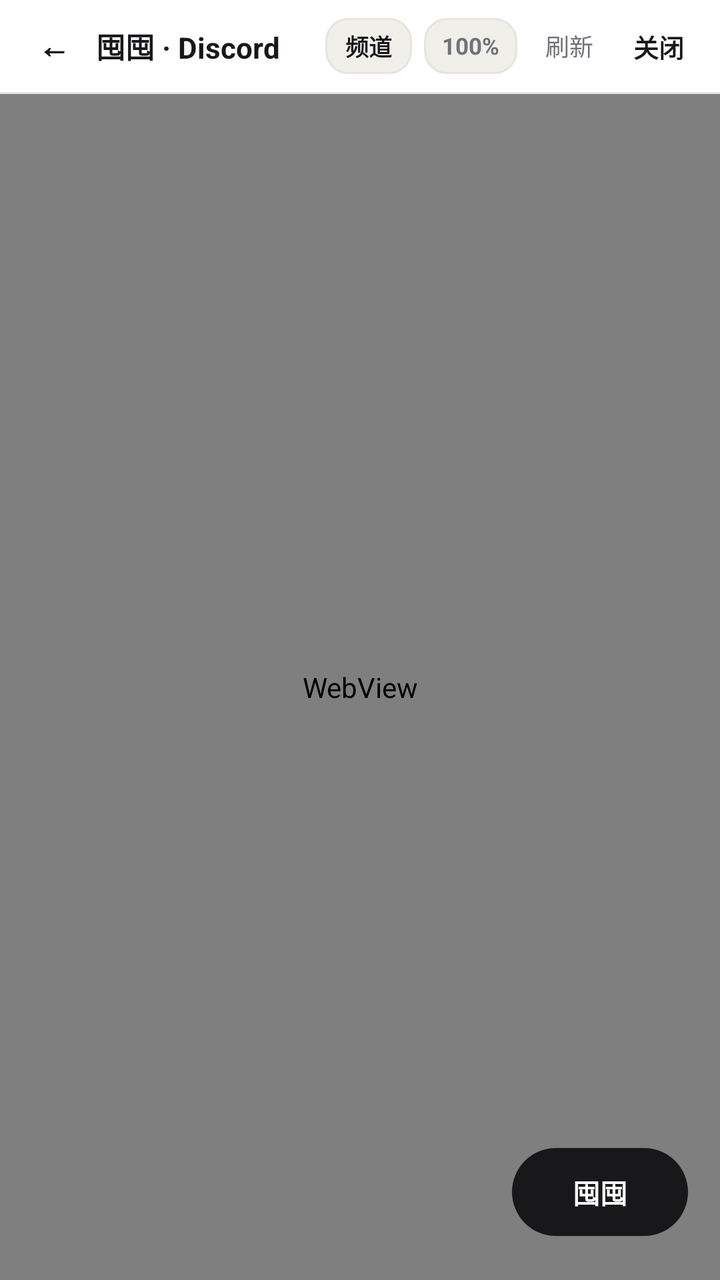
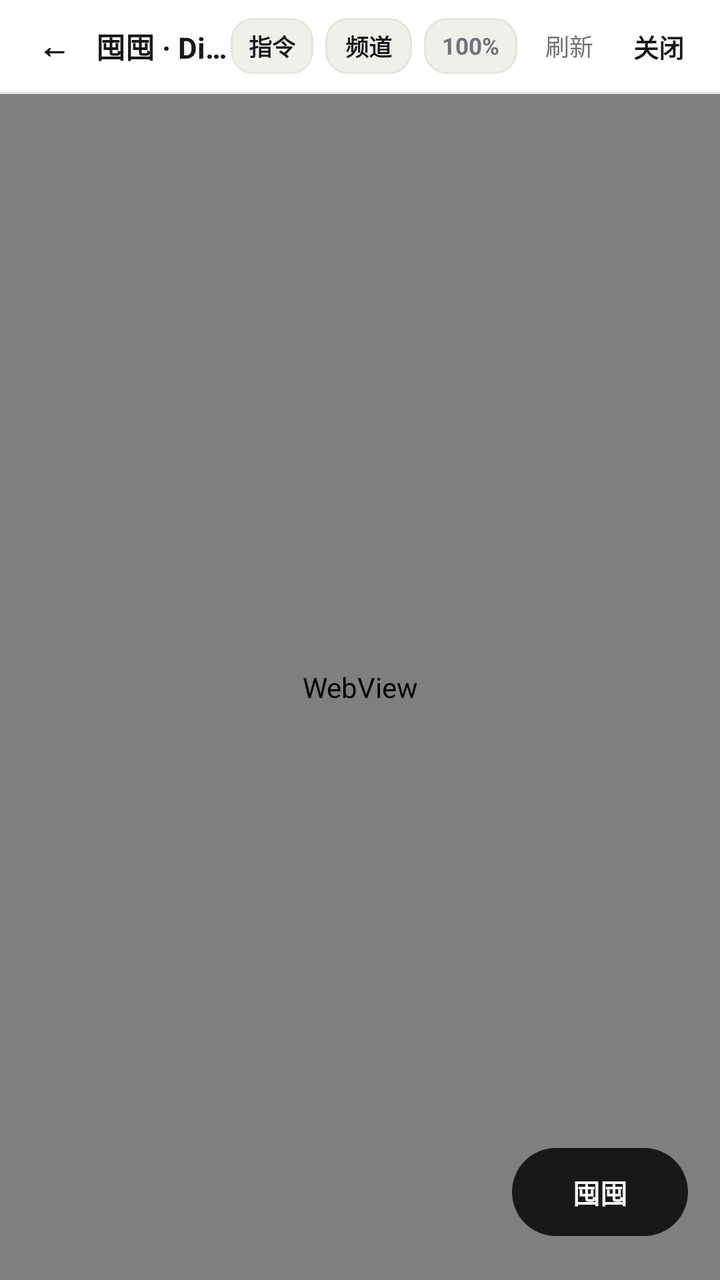

Before-and-after screenshots of an Android layout around one commit, followed by the original layout XML and the change that was made.
<!-- AndroidManifest.xml: application theme Theme.STThemeVault -->
<!-- res/layout/activity_discord_browser.xml -->
<?xml version="1.0" encoding="utf-8"?>
<LinearLayout xmlns:android="http://schemas.android.com/apk/res/android"
    xmlns:app="http://schemas.android.com/apk/res-auto"
    android:layout_width="match_parent"
    android:layout_height="match_parent"
    android:background="@color/bg"
    android:orientation="vertical">

    
    <LinearLayout
        android:layout_width="match_parent"
        android:layout_height="46dp"
        android:background="@color/surface"
        android:gravity="center_vertical"
        android:orientation="horizontal"
        android:paddingHorizontal="10dp">

        <TextView
            android:id="@+id/btnWebBack"
            android:layout_width="34dp"
            android:layout_height="34dp"
            android:clickable="true"
            android:focusable="true"
            android:gravity="center"
            android:text="←"
            android:textColor="@color/text_primary"
            android:textSize="16sp"
            android:textStyle="bold" />

        <TextView
            android:layout_width="0dp"
            android:layout_height="wrap_content"
            android:layout_marginStart="4dp"
            android:layout_weight="1"
            android:ellipsize="end"
            android:singleLine="true"
            android:text="囤囤 · Discord"
            android:textColor="@color/text_primary"
            android:textSize="14.5sp"
            android:textStyle="bold" />

        <TextView
            android:id="@+id/btnWebSidebar"
            android:layout_width="wrap_content"
            android:layout_height="28dp"
            android:layout_marginEnd="6dp"
            android:background="@drawable/bg_input"
            android:clickable="true"
            android:focusable="true"
            android:gravity="center"
            android:paddingHorizontal="10dp"
            android:text="频道"
            android:textColor="@color/text_primary"
            android:textSize="11.5sp"
            android:textStyle="bold" />

        <TextView
            android:id="@+id/btnWebZoom"
            android:layout_width="wrap_content"
            android:layout_height="28dp"
            android:layout_marginEnd="6dp"
            android:background="@drawable/bg_input"
            android:clickable="true"
            android:focusable="true"
            android:gravity="center"
            android:paddingHorizontal="9dp"
            android:text="100%"
            android:textColor="@color/text_muted"
            android:textSize="11.5sp"
            android:textStyle="bold" />

        <TextView
            android:id="@+id/btnWebReload"
            android:layout_width="wrap_content"
            android:layout_height="32dp"
            android:layout_marginEnd="4dp"
            android:clickable="true"
            android:focusable="true"
            android:gravity="center"
            android:paddingHorizontal="8dp"
            android:text="刷新"
            android:textColor="@color/text_muted"
            android:textSize="12sp" />

        <TextView
            android:id="@+id/btnWebClose"
            android:layout_width="wrap_content"
            android:layout_height="32dp"
            android:clickable="true"
            android:focusable="true"
            android:gravity="center"
            android:paddingHorizontal="8dp"
            android:text="关闭"
            android:textColor="@color/text_primary"
            android:textSize="12.5sp"
            android:textStyle="bold" />
    </LinearLayout>

    <View
        android:layout_width="match_parent"
        android:layout_height="1dp"
        android:background="@color/border" />

    
    <LinearLayout
        android:id="@+id/hoardProgressStrip"
        android:layout_width="match_parent"
        android:layout_height="wrap_content"
        android:background="@color/surface_2"
        android:gravity="center_vertical"
        android:orientation="horizontal"
        android:paddingHorizontal="14dp"
        android:paddingVertical="8dp"
        android:visibility="gone">

        <ProgressBar
            android:layout_width="15dp"
            android:layout_height="15dp"
            android:indeterminateTint="@color/text_primary" />

        <TextView
            android:id="@+id/tvHoardProgress"
            android:layout_width="0dp"
            android:layout_height="wrap_content"
            android:layout_marginStart="8dp"
            android:layout_weight="1"
            android:ellipsize="end"
            android:singleLine="true"
            android:text="正在囤入..."
            android:textColor="@color/text_primary"
            android:textSize="12sp" />
    </LinearLayout>

    
    <FrameLayout
        android:layout_width="match_parent"
        android:layout_height="0dp"
        android:layout_weight="1">

        <WebView
            android:id="@+id/webDiscord"
            android:layout_width="match_parent"
            android:layout_height="match_parent" />

        <ProgressBar
            android:id="@+id/pbWebLoading"
            android:layout_width="28dp"
            android:layout_height="28dp"
            android:layout_gravity="center"
            android:indeterminateTint="@color/text_muted" />

        <com.google.android.material.button.MaterialButton
            android:id="@+id/fabHoard"
            android:layout_width="wrap_content"
            android:layout_height="44dp"
            android:layout_gravity="bottom|end"
            android:layout_marginEnd="16dp"
            android:layout_marginBottom="22dp"
            android:elevation="8dp"
            android:insetTop="0dp"
            android:insetBottom="0dp"
            android:paddingHorizontal="18dp"
            android:text="囤囤"
            android:textColor="@color/on_accent"
            android:textSize="13.5sp"
            android:textStyle="bold"
            app:backgroundTint="@color/accent"
            app:cornerRadius="22dp" />
    </FrameLayout>

</LinearLayout>
<!-- resources referenced by this layout -->
<resources>
  <color name="accent">#18181B</color>
  <color name="bg">#F7F7F5</color>
  <color name="border">#E6E4DD</color>
  <color name="on_accent">#FFFFFF</color>
  <color name="surface">#FFFFFF</color>
  <color name="surface_2">#F0EFEA</color>
  <color name="text_muted">#71717A</color>
  <color name="text_primary">#18181B</color>
  <!-- drawable bg_input (drawable) -->
  <?xml version="1.0" encoding="utf-8"?>
  <shape xmlns:android="http://schemas.android.com/apk/res/android" android:shape="rectangle">
      <solid android:color="@color/surface_2" />
      <corners android:radius="11dp" />
      <stroke android:width="1dp" android:color="@color/border" />
  </shape>
  <style name="Theme.STThemeVault" parent="Theme.Material3.DayNight.NoActionBar">
          <item name="colorPrimary">@color/accent</item>
          <item name="colorOnPrimary">@color/on_accent</item>
          <item name="colorSecondary">@color/text_muted</item>
          <item name="colorSecondaryContainer">@color/surface_2</item>
          <item name="colorOnSecondaryContainer">@color/text_primary</item>
          <item name="colorSurface">@color/surface</item>
          <item name="colorOnSurface">@color/text_primary</item>
          <item name="colorSurfaceContainerHigh">@color/surface</item>
          <item name="colorOutline">@color/border</item>
          <item name="android:windowBackground">@color/bg</item>
          <item name="android:statusBarColor">@color/bg</item>
          <item name="android:navigationBarColor">@color/surface</item>
          <item name="android:windowLightStatusBar">true</item>
          <item name="android:windowLightNavigationBar" tools:targetApi="27">true</item>
      </style>
</resources>

<!-- the commit's change to res/layout/activity_discord_browser.xml (unified diff, before → after) -->
@@ -37,6 +37,21 @@
             android:text="囤囤 · Discord"
             android:textColor="@color/text_primary"
             android:textSize="14.5sp"
+            android:textStyle="bold" />
+
+        <TextView
+            android:id="@+id/btnWebCommands"
+            android:layout_width="wrap_content"
+            android:layout_height="28dp"
+            android:layout_marginEnd="6dp"
+            android:background="@drawable/bg_input"
+            android:clickable="true"
+            android:focusable="true"
+            android:gravity="center"
+            android:paddingHorizontal="9dp"
+            android:text="指令"
+            android:textColor="@color/text_primary"
+            android:textSize="11.5sp"
             android:textStyle="bold" />
 
         <TextView
